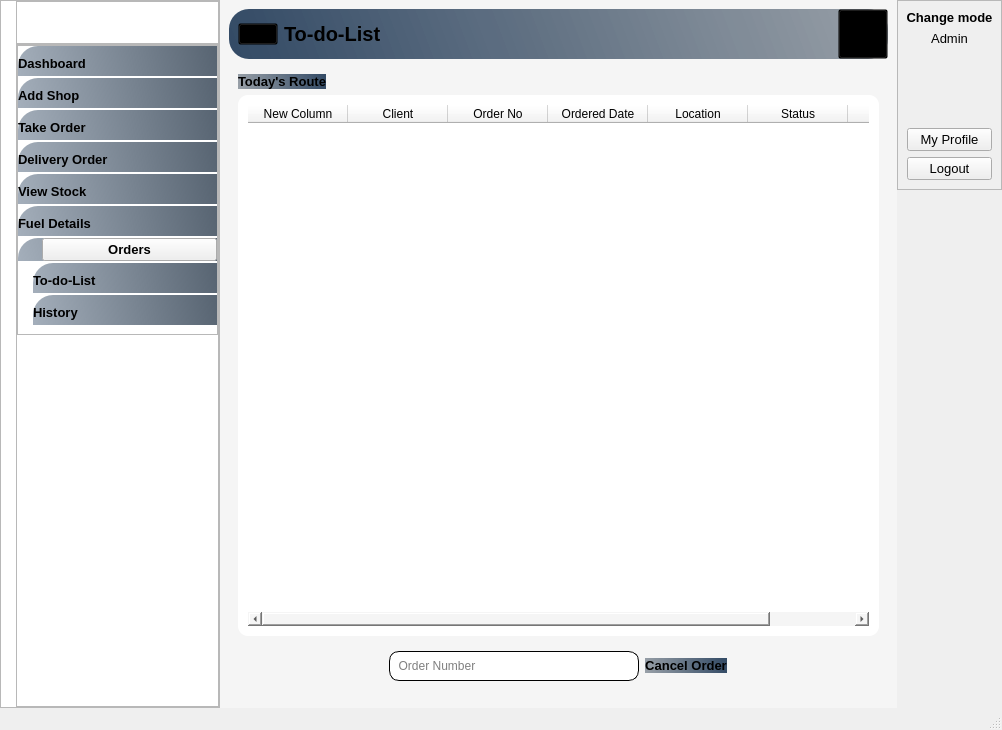
The window that Rider.ui (mukarramdaniel/Distribution-System_Python) describes before a commit, drawn with Qt 5.
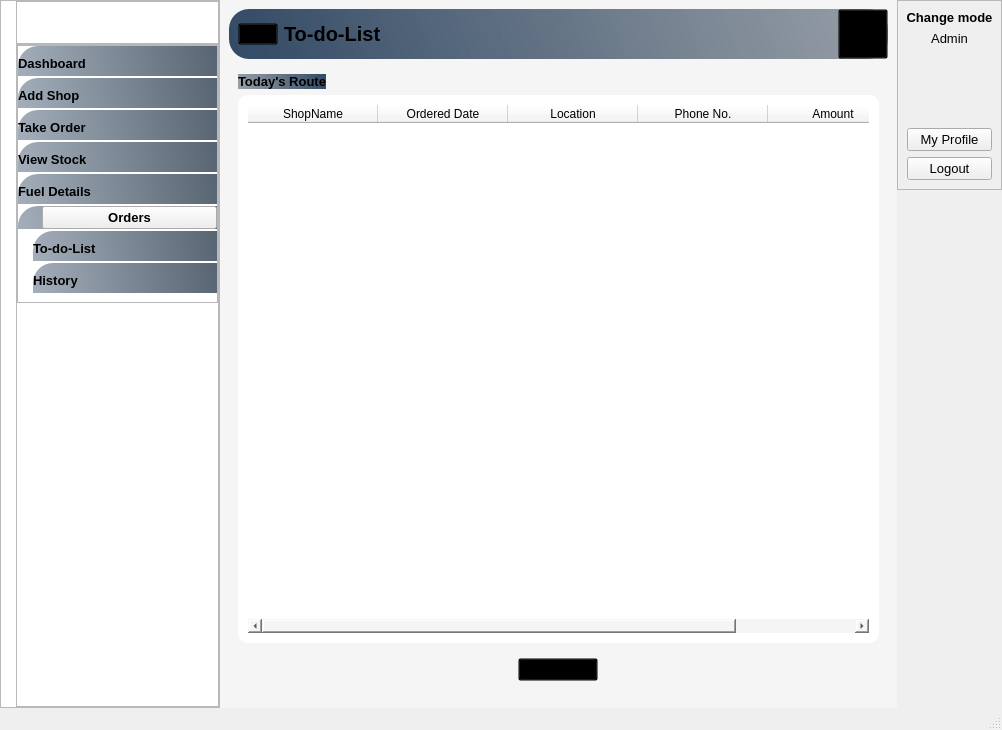
The same window after the commit. The open tabs and pages were chosen to show the change. Icons and pictures are not drawn.

What changed in the file:
```diff
--- a/Rider.ui
+++ b/Rider.ui
@@ -377,31 +377,6 @@
                       </property>
                      </widget>
                     </item>
-                    <item>
-                     <widget class="QPushButton" name="btn_DeliverOrder">
-                      <property name="font">
-                       <font>
-                        <family>Segoe UI</family>
-                        <pointsize>10</pointsize>
-                        <weight>75</weight>
-                        <bold>true</bold>
-                       </font>
-                      </property>
-                      <property name="text">
-                       <string>Delivery Order</string>
-                      </property>
-                      <property name="icon">
-                       <iconset resource="Resource.qrc">
-                        <normaloff>:/White Icons/Graphics/featherBlack/delivery-service.png</normaloff>:/White Icons/Graphics/featherBlack/delivery-service.png</iconset>
-                      </property>
-                      <property name="iconSize">
-                       <size>
-                        <width>24</width>
-                        <height>24</height>
-                       </size>
-                      </property>
-                     </widget>
-                    </item>
                     <item>
                      <widget class="QPushButton" name="btn_ViewStock_2">
                       <property name="font">
@@ -4221,19 +4196,15 @@
                    <property name="alternatingRowColors">
                     <bool>true</bool>
                    </property>
+                   <attribute name="horizontalHeaderDefaultSectionSize">
+                    <number>130</number>
+                   </attribute>
+                   <attribute name="horizontalHeaderStretchLastSection">
+                    <bool>true</bool>
+                   </attribute>
                    <column>
                     <property name="text">
-                     <string>New Column</string>
-                    </property>
-                   </column>
-                   <column>
-                    <property name="text">
-                     <string>Client</string>
-                    </property>
-                   </column>
-                   <column>
-                    <property name="text">
-                     <string>Order No</string>
+                     <string>ShopName</string>
                     </property>
                    </column>
                    <column>
@@ -4248,7 +4219,7 @@
                    </column>
                    <column>
                     <property name="text">
-                     <string>Status</string>
+                     <string>Phone No.</string>
                     </property>
                    </column>
                    <column>
@@ -4271,20 +4242,7 @@
                 </property>
                 <layout class="QHBoxLayout" name="horizontalLayout_23">
                  <item>
-                  <widget class="QLineEdit" name="txt_Orderno">
-                   <property name="minimumSize">
-                    <size>
-                     <width>250</width>
-                     <height>30</height>
-                    </size>
-                   </property>
-                   <property name="placeholderText">
-                    <string>  Order Number</string>
-                   </property>
-                  </widget>
-                 </item>
-                 <item>
-                  <widget class="QPushButton" name="btn_CancelOrder">
+                  <widget class="QPushButton" name="btn_deliverOrder">
                    <property name="font">
                     <font>
                      <pointsize>10</pointsize>
@@ -4293,7 +4251,7 @@
                     </font>
                    </property>
                    <property name="text">
-                    <string>Cancel Order</string>
+                    <string>Checkout</string>
                    </property>
                    <property name="icon">
                     <iconset resource="Resource.qrc">
```
Left out of the diff: 2 changed lines with no effect on the pictures.
